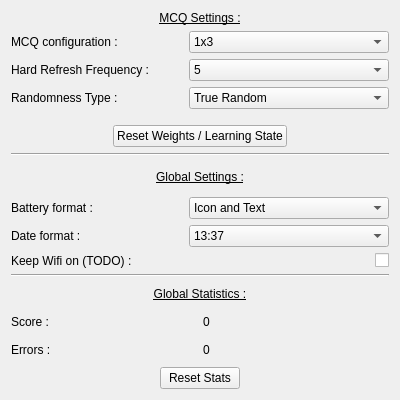
Before: the Qt Designer form Src/appsettings.ui in Aryetis/Obenkyobo, drawn with Qt 5.
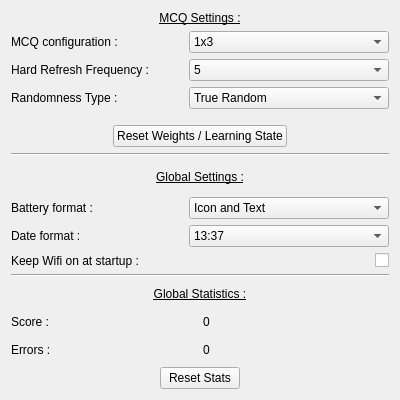
After: the same form once the commit is applied.

Commit message: disabling wifi on startup now working (can't re enable it tho), corrected Ui Widget promotion link to Src/ folders

What changed in the file:
```diff
--- a/Src/appsettings.ui
+++ b/Src/appsettings.ui
@@ -425,7 +425,7 @@
        <item>
         <widget class="QLabel" name="WifiLabel">
          <property name="text">
-          <string>Keep Wifi on (TODO) :</string>
+          <string>Keep Wifi on at startup :</string>
          </property>
         </widget>
        </item>
```
The commit also changes 6 other files.
